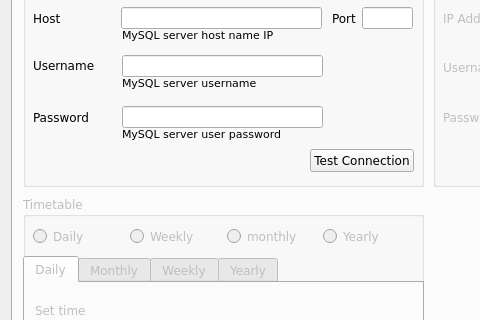
This is mysqlsettings.ui in tonycool7/masters_diploma as Qt 5 draws it before an edit; both pictures show x 0 to 480 and y 132 to 452 of the 841 by 550 pixel window. The edited form follows.
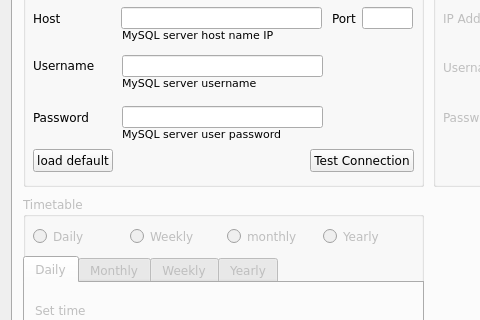
This is the edited form.

```diff
--- a/mysqlsettings.ui
+++ b/mysqlsettings.ui
@@ -263,6 +263,13 @@
          </rect>
         </property>
         <layout class="QHBoxLayout" name="horizontalLayout_5">
+         <item>
+          <widget class="QPushButton" name="loadDefualt">
+           <property name="text">
+            <string>load default</string>
+           </property>
+          </widget>
+         </item>
          <item>
           <spacer name="horizontalSpacer_4">
            <property name="orientation">
```
